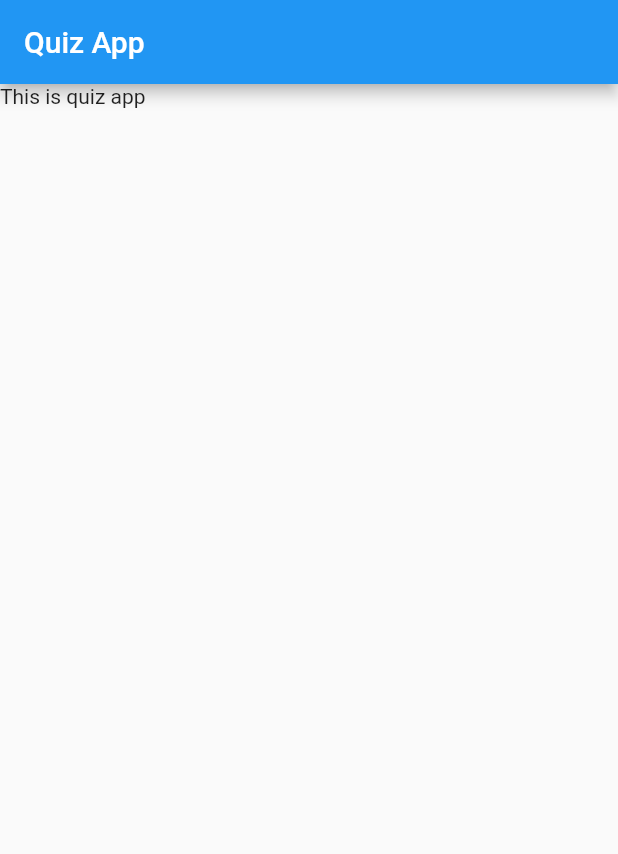
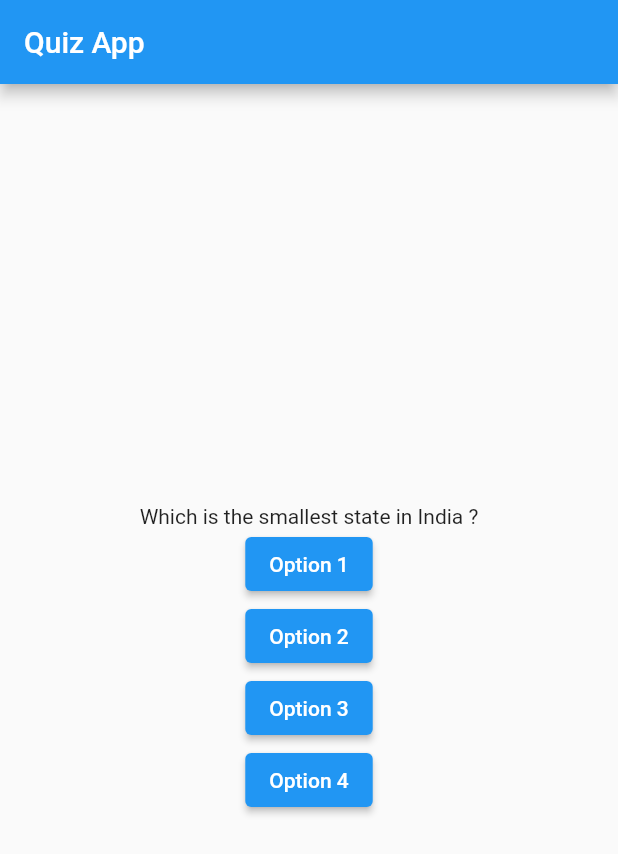
Before and after one commit to RushiNaikwadi/Quizzz, a Flutter app: the screen it shows after launch, on a phone screen of 412 x 824 dp. Shown: the top 854 px of the screen. Run offline on Flutter 3.47's test engine with Material 2 defaults, Android fonts, the phone set to English and light mode, and no system bars.

Commit message:
learned about buttons, visible/non-visible widgets, stateful vs stateless widgets

```diff
--- a/lib/main.dart
+++ b/lib/main.dart
@@ -2,7 +2,28 @@ import 'package:flutter/material.dart';
 
 void main() => runApp(QuizApp());
 
-class QuizApp extends StatelessWidget {
+class QuizApp extends StatefulWidget {
+  @override
+  State <StatefulWidget> createState() {
+    return QuizAppState();
+  }
+}
+
+class QuizAppState extends State <QuizApp> {
+  int mcqIndex = 0;
+
+  var mcqList = [
+    'Which is the smallest state in India ?',
+    'What is the capital of Maharashtra ?',
+    'Which is a national animal of India ?'
+  ];
+
+  void optionSelected(int optionNumber) {
+    setState(() {
+      mcqIndex++;
+    });
+  }
+
   @override
   Widget build(BuildContext context) {
     return MaterialApp(
@@ -10,7 +31,30 @@ class QuizApp extends StatelessWidget {
         appBar: AppBar(
           title: Text('Quiz App'),
         ),
-        body: Text('This is quiz app'),
+        body: Center(
+          child: Column(
+            mainAxisAlignment: MainAxisAlignment.center,
+            children: [
+              Text(mcqList[mcqIndex]),
+              ElevatedButton(
+                child: Text('Option 1'),
+                onPressed: () => optionSelected(1)
+              ),
+              ElevatedButton(
+                child: Text('Option 2'),
+                  onPressed: () => optionSelected(2)
+              ),
+              ElevatedButton(
+                child: Text('Option 3'),
+                  onPressed: () => optionSelected(3)
+              ),
+              ElevatedButton(
+                child: Text('Option 4'),
+                onPressed: () => optionSelected(4)
+              )
+            ],
+          ),
+        ),
       ),
     );
   }
```
